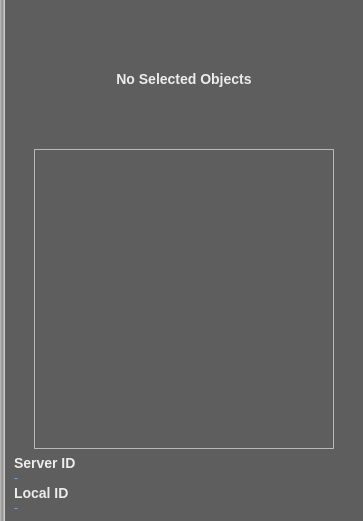
realXtend/tundra, file WorldBuildingModule/ui/ObjectInfoWidget.ui: the form before one commit.
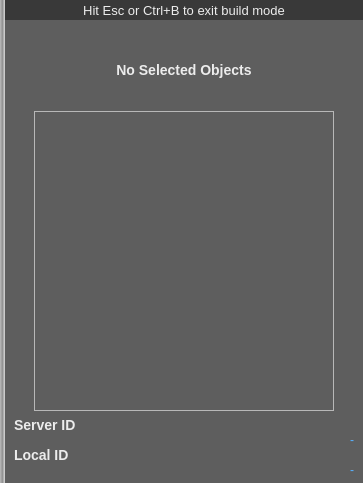
The form after the commit.

Commit message: Menu now uses same font for all menu items. New buttons build and map to top right corner. Enabled world build module as default. Made hightlight color in theme palette darker so more readable.

```diff
--- a/WorldBuildingModule/ui/ObjectInfoWidget.ui
+++ b/WorldBuildingModule/ui/ObjectInfoWidget.ui
@@ -7,7 +7,7 @@
     <x>0</x>
     <y>0</y>
     <width>363</width>
-    <height>521</height>
+    <height>483</height>
    </rect>
   </property>
   <property name="minimumSize">
@@ -56,6 +56,11 @@
 	font-size: 12px;
 	color: rgb(87, 177, 255);
 }
+
+QLabel#tip_label {
+	background-color: rgba(0,0,0,100);
+	color: rgb(236, 236, 236);
+}
 </string>
   </property>
   <layout class="QVBoxLayout" name="verticalLayout">
@@ -103,7 +108,7 @@
           <x>0</x>
           <y>0</y>
           <width>356</width>
-          <height>519</height>
+          <height>481</height>
          </rect>
         </property>
         <layout class="QVBoxLayout" name="verticalLayout_2">
@@ -113,6 +118,33 @@
          <property name="margin">
           <number>0</number>
          </property>
+         <item>
+          <widget class="QLabel" name="tip_label">
+           <property name="sizePolicy">
+            <sizepolicy hsizetype="Preferred" vsizetype="Fixed">
+             <horstretch>0</horstretch>
+             <verstretch>0</verstretch>
+            </sizepolicy>
+           </property>
+           <property name="minimumSize">
+            <size>
+             <width>0</width>
+             <height>20</height>
+            </size>
+           </property>
+           <property name="font">
+            <font>
+             <pointsize>10</pointsize>
+            </font>
+           </property>
+           <property name="text">
+            <string>Hit Esc or Ctrl+B to exit build mode</string>
+           </property>
+           <property name="alignment">
+            <set>Qt::AlignCenter</set>
+           </property>
+          </widget>
+         </item>
          <item>
           <layout class="QVBoxLayout" name="main_layout">
            <property name="spacing">
@@ -231,7 +263,7 @@
               <string>-</string>
              </property>
              <property name="alignment">
-              <set>Qt::AlignLeading|Qt::AlignLeft|Qt::AlignVCenter</set>
+              <set>Qt::AlignRight|Qt::AlignTrailing|Qt::AlignVCenter</set>
              </property>
              <property name="textInteractionFlags">
               <set>Qt::LinksAccessibleByMouse|Qt::TextSelectableByKeyboard|Qt::TextSelectableByMouse</set>
@@ -266,7 +298,7 @@
               <string>-</string>
              </property>
              <property name="alignment">
-              <set>Qt::AlignLeading|Qt::AlignLeft|Qt::AlignVCenter</set>
+              <set>Qt::AlignRight|Qt::AlignTrailing|Qt::AlignVCenter</set>
              </property>
              <property name="textInteractionFlags">
               <set>Qt::LinksAccessibleByMouse|Qt::TextSelectableByKeyboard|Qt::TextSelectableByMouse</set>
```
The commit also changes 10 other files.
